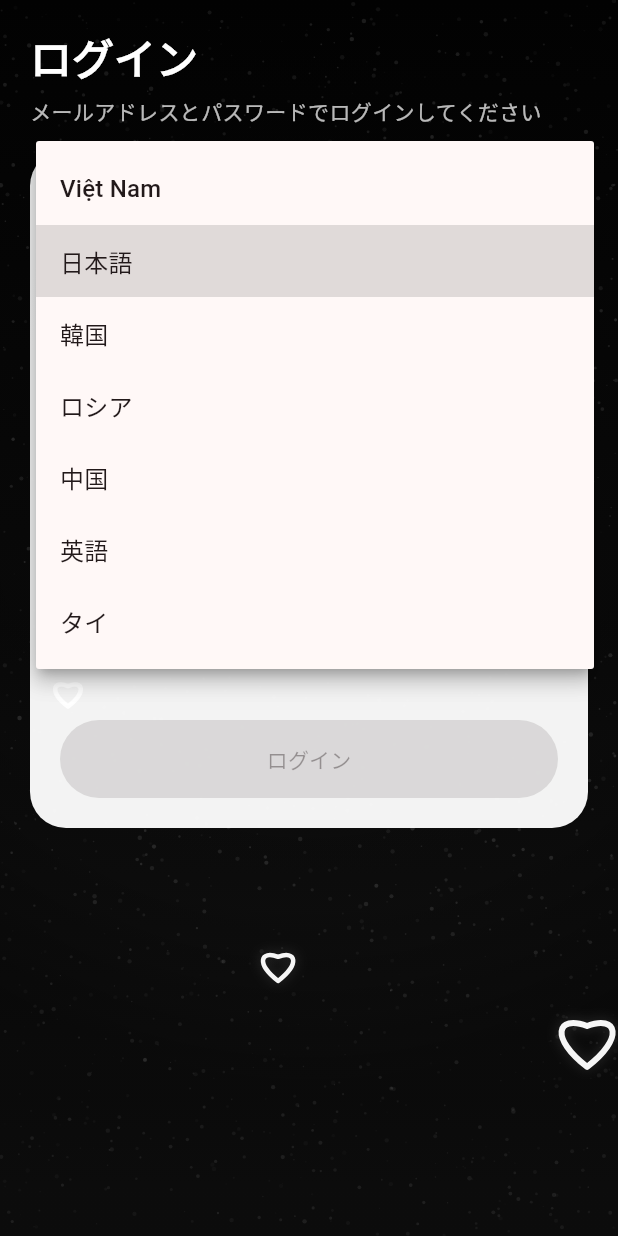
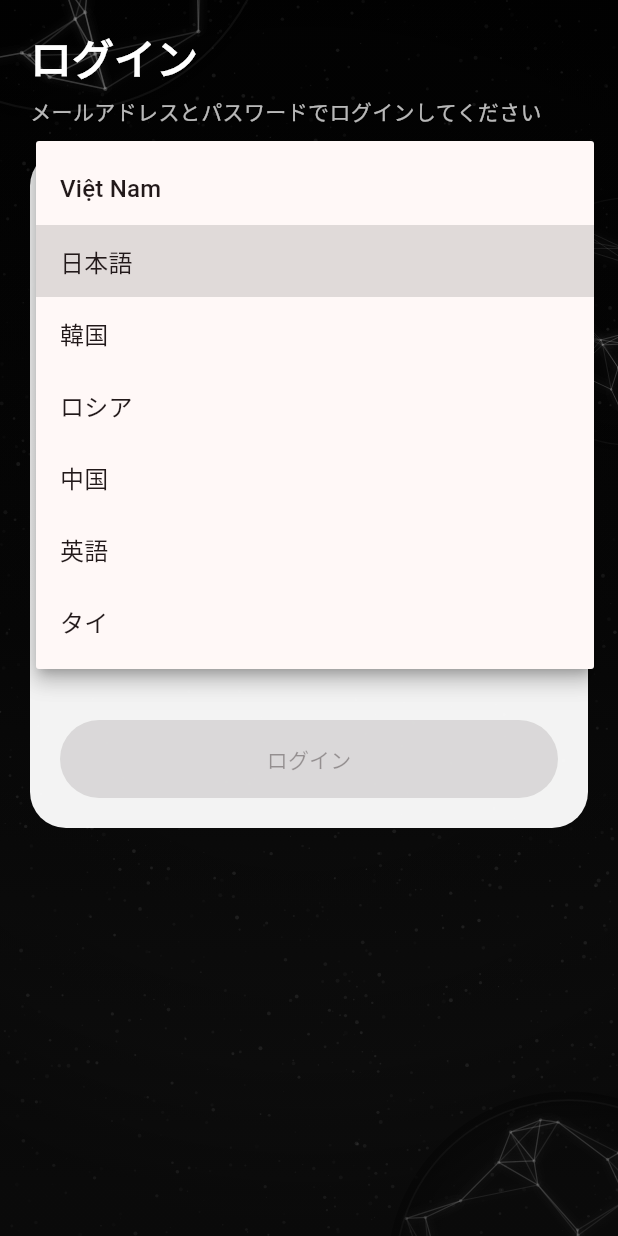
Before and after one commit to Kimura1406/Date_app, a Flutter app: the screen it shows after launch, after a tap on "日本語", on a phone screen of 412 x 824 dp. Run offline on Flutter 3.47's test engine with Material 3 defaults, Android fonts, the phone set to English and light mode, and no system bars; our stand-ins replace shared_preferences; accounts and stored records are empty.

Commit message:
Refine app background to wireframe mesh

```diff
--- a/mobile/lib/widgets/app_scene_background.dart
+++ b/mobile/lib/widgets/app_scene_background.dart
@@ -16,14 +16,15 @@ class AppSceneBackground extends StatelessWidget {
 
   @override
   Widget build(BuildContext context) {
-    final content = padding == null ? child : Padding(padding: padding!, child: child);
+    final content =
+        padding == null ? child : Padding(padding: padding!, child: child);
 
     return Stack(
       fit: StackFit.expand,
       children: [
         const RepaintBoundary(
           child: CustomPaint(
-            painter: _HeartDustBackgroundPainter(),
+            painter: _WireframeMeshBackgroundPainter(),
           ),
         ),
         if (safeArea) SafeArea(child: content) else content,
@@ -32,8 +33,8 @@ class AppSceneBackground extends StatelessWidget {
   }
 }
 
-class _HeartDustBackgroundPainter extends CustomPainter {
-  const _HeartDustBackgroundPainter();
+class _WireframeMeshBackgroundPainter extends CustomPainter {
+  const _WireframeMeshBackgroundPainter();
 
   @override
   void paint(Canvas canvas, Size size) {
@@ -43,91 +44,138 @@ class _HeartDustBackgroundPainter extends CustomPainter {
         begin: Alignment.topCenter,
         end: Alignment.bottomCenter,
         colors: [
-          Color(0xFF030303),
-          Color(0xFF0A0A0A),
-          Color(0xFF161616),
+          Color(0xFF020202),
+          Color(0xFF070707),
+          Color(0xFF121212),
         ],
       ).createShader(rect);
     canvas.drawRect(rect, basePaint);
 
-    final random = math.Random(1406);
-    final dustPaint = Paint()
-      ..style = PaintingStyle.fill
-      ..color = Colors.white.withValues(alpha: 0.08);
+    _paintDust(canvas, size);
+    _paintMeshOrb(
+      canvas,
+      size,
+      center: Offset(size.width * 0.1, size.height * -0.08),
+      radius: size.shortestSide * 0.34,
+      seed: 1406,
+      lineAlpha: 0.17,
+    );
+    _paintMeshOrb(
+      canvas,
+      size,
+      center: Offset(size.width * 1.02, size.height * 0.26),
+      radius: size.shortestSide * 0.2,
+      seed: 2026,
+      lineAlpha: 0.13,
+    );
+    _paintMeshOrb(
+      canvas,
+      size,
+      center: Offset(size.width * 0.92, size.height * 1.03),
+      radius: size.shortestSide * 0.28,
+      seed: 3141,
+      lineAlpha: 0.15,
+    );
 
-    final dustCount = (size.width * size.height / 180).round();
-    for (var i = 0; i < dustCount; i++) {
+    final vignettePaint = Paint()
+      ..shader = RadialGradient(
+        center: const Alignment(0, -0.1),
+        radius: 1.08,
+        colors: [
+          Colors.transparent,
+          Colors.black.withValues(alpha: 0.22),
+          Colors.black.withValues(alpha: 0.44),
+        ],
+        stops: const [0.0, 0.76, 1.0],
+      ).createShader(rect);
+    canvas.drawRect(rect, vignettePaint);
+  }
+
+  void _paintDust(Canvas canvas, Size size) {
+    final random = math.Random(77);
+    final dustPaint = Paint()..style = PaintingStyle.fill;
+    final dustCount = (size.width * size.height / 220).round();
+
+    for (var index = 0; index < dustCount; index++) {
       final dx = random.nextDouble() * size.width;
       final dy = random.nextDouble() * size.height;
-      final radius = 0.3 + random.nextDouble() * 1.2;
+      final radius = 0.25 + random.nextDouble() * 1.1;
       dustPaint.color = Colors.white.withValues(
-        alpha: 0.03 + random.nextDouble() * 0.12,
+        alpha: 0.015 + random.nextDouble() * 0.09,
       );
       canvas.drawCircle(Offset(dx, dy), radius, dustPaint);
     }
+  }
 
-    final vignettePaint = Paint()
+  void _paintMeshOrb(
+    Canvas canvas,
+    Size size, {
+    required Offset center,
+    required double radius,
+    required int seed,
+    required double lineAlpha,
+  }) {
+    final random = math.Random(seed);
+    final points = <Offset>[];
+
+    for (var index = 0; index < 44; index++) {
+      final angle = random.nextDouble() * math.pi * 2;
+      final distance = radius * math.sqrt(random.nextDouble());
+      points.add(
+        Offset(
+          center.dx + math.cos(angle) * distance,
+          center.dy + math.sin(angle) * distance,
+        ),
+      );
+    }
+
+    final strokePaint = Paint()
+      ..style = PaintingStyle.stroke
+      ..strokeWidth = math.max(0.55, radius * 0.007)
+      ..color = Colors.white.withValues(alpha: lineAlpha);
+
+    final glowPaint = Paint()
+      ..style = PaintingStyle.stroke
+      ..strokeWidth = strokePaint.strokeWidth + 0.9
+      ..maskFilter = const MaskFilter.blur(BlurStyle.normal, 3)
+      ..color = Colors.white.withValues(alpha: lineAlpha * 0.35);
+
+    for (var index = 0; index < points.length; index++) {
+      final start = points[index];
+      final nearest = [...points]
+        ..sort((a, b) => (a - start).distance.compareTo((b - start).distance));
+
+      for (var linkIndex = 1; linkIndex < math.min(5, nearest.length); linkIndex++) {
+        final end = nearest[linkIndex];
+        canvas.drawLine(start, end, glowPaint);
+        canvas.drawLine(start, end, strokePaint);
+      }
+    }
+
+    final nodePaint = Paint()
+      ..style = PaintingStyle.fill
+      ..color = Colors.white.withValues(alpha: lineAlpha * 1.8);
+
+    for (final point in points) {
+      canvas.drawCircle(point, math.max(0.7, radius * 0.01), nodePaint);
+    }
+
+    final outlinePaint = Paint()
+      ..style = PaintingStyle.stroke
+      ..strokeWidth = math.max(0.9, radius * 0.01)
+      ..color = Colors.white.withValues(alpha: lineAlpha * 0.55);
+    canvas.drawCircle(center, radius, outlinePaint);
+
+    final fadePaint = Paint()
       ..shader = RadialGradient(
-        center: const Alignment(0, -0.2),
-        radius: 0.95,
         colors: [
           Colors.transparent,
-          Colors.black.withValues(alpha: 0.22),
-          Colors.black.withValues(alpha: 0.45),
+          Colors.transparent,
+          Colors.black.withValues(alpha: 0.32),
         ],
         stops: const [0.0, 0.72, 1.0],
-      ).createShader(rect);
-    canvas.drawRect(rect, vignettePaint);
-
-    final heartStroke = Paint()
-      ..style = PaintingStyle.stroke
-      ..strokeCap = StrokeCap.round
-      ..strokeJoin = StrokeJoin.round
-      ..color = Colors.white.withValues(alpha: 0.96);
-
-    final hearts = <({Offset center, double size, double stroke})>[
-      (center: Offset(size.width * 0.18, size.height * 0.18), size: size.shortestSide * 0.1, stroke: 4),
-      (center: Offset(size.width * 0.78, size.height * 0.28), size: size.shortestSide * 0.06, stroke: 3),
-      (center: Offset(size.width * 0.50, size.height * 0.43), size: size.shortestSide * 0.11, stroke: 4),
-      (center: Offset(size.width * 0.11, size.height * 0.56), size: size.shortestSide * 0.055, stroke: 3),
-      (center: Offset(size.width * 0.45, size.height * 0.78), size: size.shortestSide * 0.065, stroke: 3),
-      (center: Offset(size.width * 0.95, size.height * 0.84), size: size.shortestSide * 0.11, stroke: 4),
-    ];
-
-    for (final heart in hearts) {
-      heartStroke.strokeWidth = heart.stroke;
-      final path = _buildHeartPath(heart.center, heart.size);
-      canvas.drawPath(path, heartStroke);
-      final glow = Paint()
-        ..style = PaintingStyle.stroke
-        ..strokeWidth = heart.stroke + 2
-        ..color = Colors.white.withValues(alpha: 0.1)
-        ..maskFilter = const MaskFilter.blur(BlurStyle.normal, 4);
-      canvas.drawPath(path, glow);
-    }
-  }
-
-  Path _buildHeartPath(Offset center, double size) {
-    final path = Path();
-    final topCurveHeight = size * 0.35;
-    path.moveTo(center.dx, center.dy + size * 0.42);
-    path.cubicTo(
-      center.dx + size * 0.55,
-      center.dy,
-      center.dx + size * 0.45,
-      center.dy - topCurveHeight,
-      center.dx,
-      center.dy - size * 0.18,
-    );
-    path.cubicTo(
-      center.dx - size * 0.45,
-      center.dy - topCurveHeight,
-      center.dx - size * 0.55,
-      center.dy,
-      center.dx,
-      center.dy + size * 0.42,
-    );
-    return path;
+      ).createShader(Rect.fromCircle(center: center, radius: radius * 1.05));
+    canvas.drawCircle(center, radius * 1.05, fadePaint);
   }
 
   @override
```
